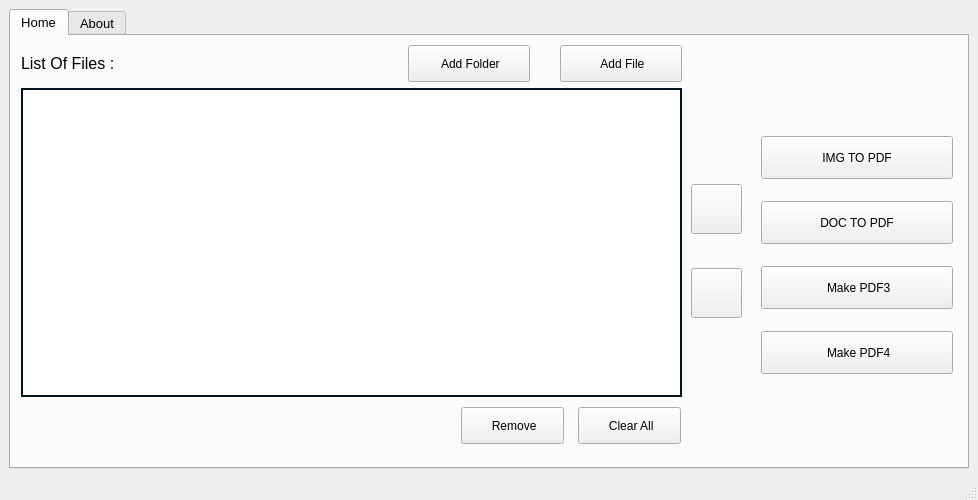
This is UIFiles/Main_Ui_File.ui in Ashish1692/PythonMiniProject as Qt 5 draws it before an edit. The edited form follows.
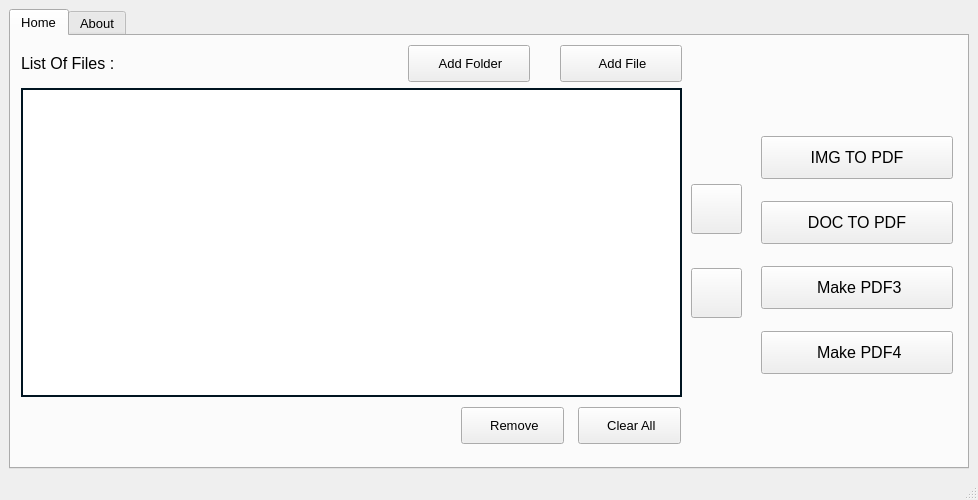
This is the edited form. Icons and pictures are not drawn.

The edit to the form file:
```diff
--- a/UIFiles/Main_Ui_File.ui
+++ b/UIFiles/Main_Ui_File.ui
@@ -234,7 +234,7 @@
             <widget class="QPushButton" name="pushButton">
              <property name="minimumSize">
               <size>
-               <width>80</width>
+               <width>87</width>
                <height>37</height>
               </size>
              </property>
@@ -246,7 +246,10 @@
              </property>
              <property name="font">
               <font>
-               <pointsize>9</pointsize>
+               <family>Arial</family>
+               <pointsize>10</pointsize>
+               <weight>50</weight>
+               <bold>false</bold>
               </font>
              </property>
              <property name="cursor">
@@ -300,8 +303,8 @@
              </property>
              <property name="font">
               <font>
-               <family>MS Shell Dlg 2</family>
-               <pointsize>9</pointsize>
+               <family>Arial</family>
+               <pointsize>10</pointsize>
                <weight>50</weight>
                <bold>false</bold>
               </font>
@@ -390,7 +393,10 @@
            </property>
            <property name="font">
             <font>
-             <pointsize>9</pointsize>
+             <family>Arial</family>
+             <pointsize>10</pointsize>
+             <weight>50</weight>
+             <bold>false</bold>
             </font>
            </property>
            <property name="cursor">
@@ -445,7 +451,10 @@
            </property>
            <property name="font">
             <font>
-             <pointsize>9</pointsize>
+             <family>Arial</family>
+             <pointsize>10</pointsize>
+             <weight>50</weight>
+             <bold>false</bold>
             </font>
            </property>
            <property name="cursor">
@@ -515,7 +524,8 @@
            </property>
            <property name="font">
             <font>
-             <pointsize>9</pointsize>
+             <family>MS Sans Serif</family>
+             <pointsize>12</pointsize>
             </font>
            </property>
            <property name="styleSheet">
@@ -560,7 +570,8 @@
            </property>
            <property name="font">
             <font>
-             <pointsize>9</pointsize>
+             <family>MS Sans Serif</family>
+             <pointsize>12</pointsize>
             </font>
            </property>
            <property name="styleSheet">
@@ -604,7 +615,8 @@
            </property>
            <property name="font">
             <font>
-             <pointsize>9</pointsize>
+             <family>MS Sans Serif</family>
+             <pointsize>12</pointsize>
             </font>
            </property>
            <property name="styleSheet">
@@ -648,7 +660,8 @@
            </property>
            <property name="font">
             <font>
-             <pointsize>9</pointsize>
+             <family>MS Sans Serif</family>
+             <pointsize>12</pointsize>
             </font>
            </property>
            <property name="styleSheet">
```
Left out of the diff: 41 changed lines with no effect on the pictures.
